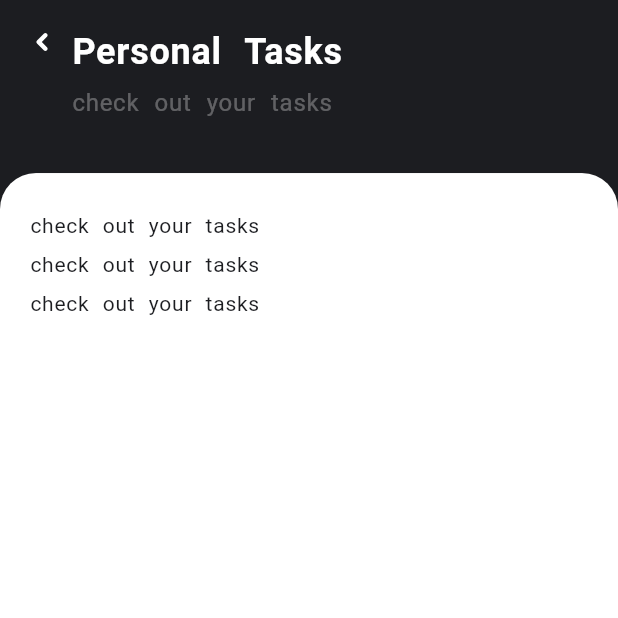
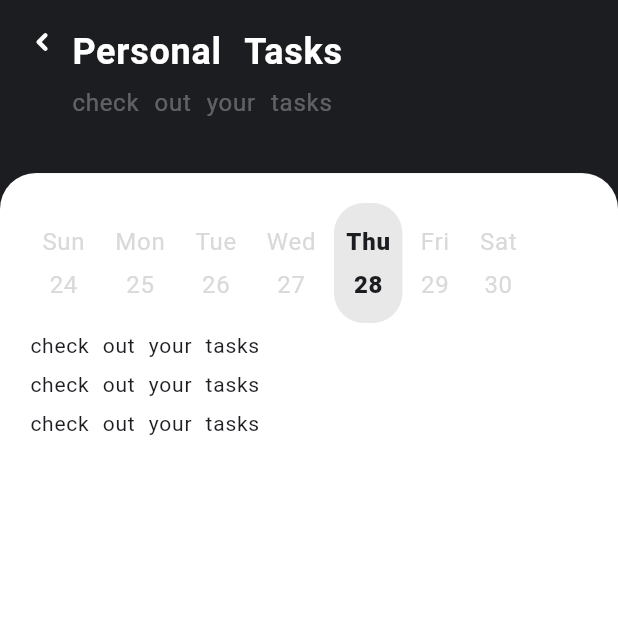
Before and after one commit to 2Math0/my_fate, a Flutter app: the TaskScreen screen opened directly, on a phone screen of 412 x 824 dp, the top half of it. Run offline on Flutter 3.47's test engine with Material 2 defaults, Android fonts, the phone set to English and light mode, and no system bars; our stand-ins replace dotted_border, flutter_svg, google_fonts, typewritertext; Roboto replaces fonts that are missing (Kanit).

Commit message:
add date picker to task screen

```diff
--- a/lib/presentation/view/fragments/home_page.dart
+++ b/lib/presentation/view/fragments/home_page.dart
@@ -7,7 +7,7 @@ import 'package:my_fate/presentation/resources/colors_manager.dart';
 import 'package:my_fate/presentation/resources/strings_manager.dart';
 import 'package:my_fate/presentation/resources/text_styles_manager.dart';
 import 'package:my_fate/presentation/resources/values_manager.dart';
-import 'package:my_fate/presentation/view/tasks_page.dart';
+import 'package:my_fate/presentation/view/tasks_screen/tasks_screen.dart';
 import 'package:typewritertext/typewritertext.dart';
 
 import '../../shared_widgets/components/task_type.dart';
--- /dev/null
+++ b/lib/presentation/view/tasks_screen/componentes/date_picker.dart
@@ -0,0 +1,57 @@
+import 'package:flutter/material.dart';
+import 'package:my_fate/presentation/resources/colors_manager.dart';
+import 'package:my_fate/presentation/resources/text_styles_manager.dart';
+import 'package:my_fate/presentation/resources/values_manager.dart';
+
+class DatePicker extends StatefulWidget {
+  const DatePicker({Key? key}) : super(key: key);
+
+  @override
+  State<DatePicker> createState() => _DatePickerState();
+}
+
+class _DatePickerState extends State<DatePicker> {
+  final weekList = ["Sun", "Mon", "Tue", "Wed", "Thu", "Fri", "Sat"];
+  final dayList = ["24", '25', "26", "27", "28", "29", "30"];
+  int selected = 4;
+
+  TextStyle selectedColor(int i) {
+    return const AppTextStyles().bodyTextLargeRegular.copyWith(
+          color: selected == i ? AppColors.kBlack : AppColors.inactiveGrey,
+          fontWeight: selected == i ? FontWeight.w900 : null,
+        );
+  }
+
+  @override
+  Widget build(BuildContext context) {
+    return Container(
+      height: AppSize.s80,
+      color: AppColors.kWhite,
+      child: ListView.separated(
+        scrollDirection: Axis.horizontal,
+        itemCount: 7,
+        shrinkWrap: true,
+        separatorBuilder: (BuildContext context, int _) =>
+            const SizedBox(width: AppSize.s4),
+        itemBuilder: (BuildContext context, int i) {
+          return GestureDetector(
+            onTap: () => setState(() => selected = i),
+            child: Container(
+              padding: const EdgeInsets.all(AppPadding.p8),
+              decoration: BoxDecoration(
+                color: selected == i ? AppColors.kBlack.withOpacity(0.1) : null,
+                borderRadius: BorderRadius.circular(AppSize.s20),
+              ),
+              child: Column(
+                children: [
+                  Text(weekList[i], style: selectedColor(i)),
+                  Text(dayList[i], style: selectedColor(i)),
+                ],
+              ),
+            ),
+          );
+        },
+      ),
+    );
+  }
+}
--- a/lib/presentation/view/tasks_page.dart
+++ b/lib/presentation/view/tasks_screen/tasks_screen.dart
@@ -6,6 +6,7 @@ import 'package:my_fate/presentation/resources/colors_manager.dart';
 import 'package:my_fate/presentation/resources/strings_manager.dart';
 import 'package:my_fate/presentation/resources/text_styles_manager.dart';
 import 'package:my_fate/presentation/resources/values_manager.dart';
+import 'package:my_fate/presentation/view/tasks_screen/componentes/date_picker.dart';
 
 class TaskScreen extends StatelessWidget {
   const TaskScreen({Key? key}) : super(key: key);
@@ -20,7 +21,9 @@ class TaskScreen extends StatelessWidget {
         description: AppStrings.taskDescription,
         size: size,
       ),
-      body: Container(
+      body: SingleChildScrollView(
+        child: Container(
+          height: size.height,
           padding: const EdgeInsets.all(AppPadding.p20),
           decoration: const BoxDecoration(
               color: AppColors.kWhite,
@@ -29,10 +32,12 @@ class TaskScreen extends StatelessWidget {
           child: Column(
             crossAxisAlignment: CrossAxisAlignment.stretch,
             children: const [
+              DatePicker(),
               Text(AppStrings.taskDescription),
               Text(AppStrings.taskDescription),
               Text(AppStrings.taskDescription)
             ],
+          ),
         ),
       ),
     );
```
Lines whose indentation alone changed are shown as unchanged.
